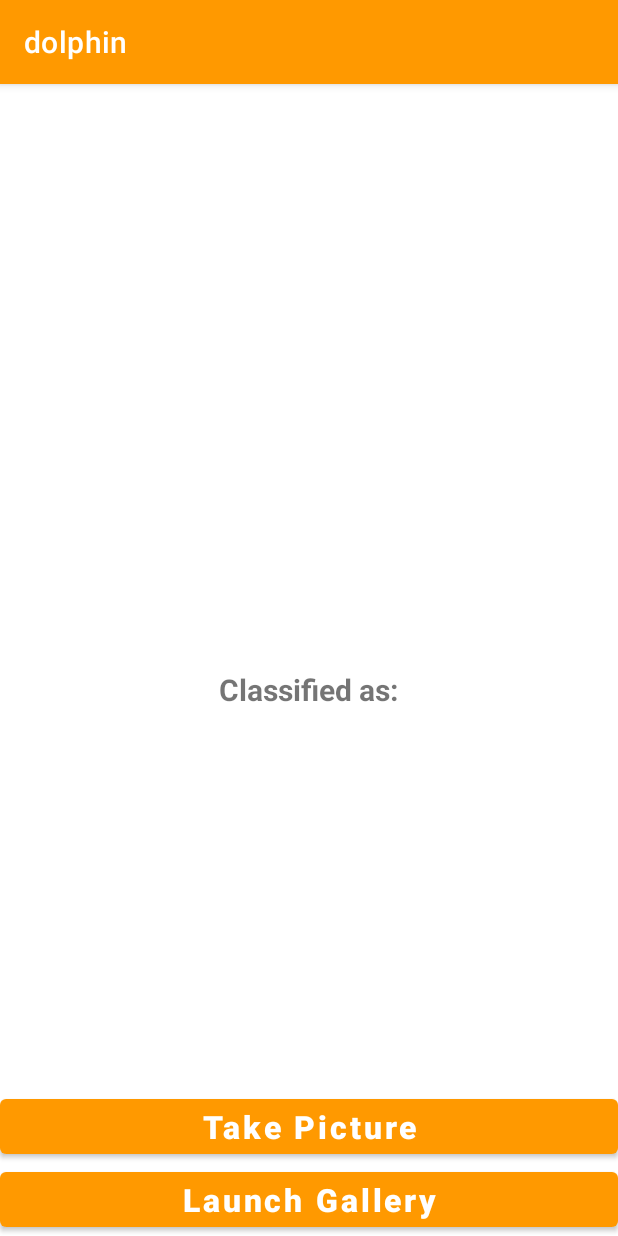
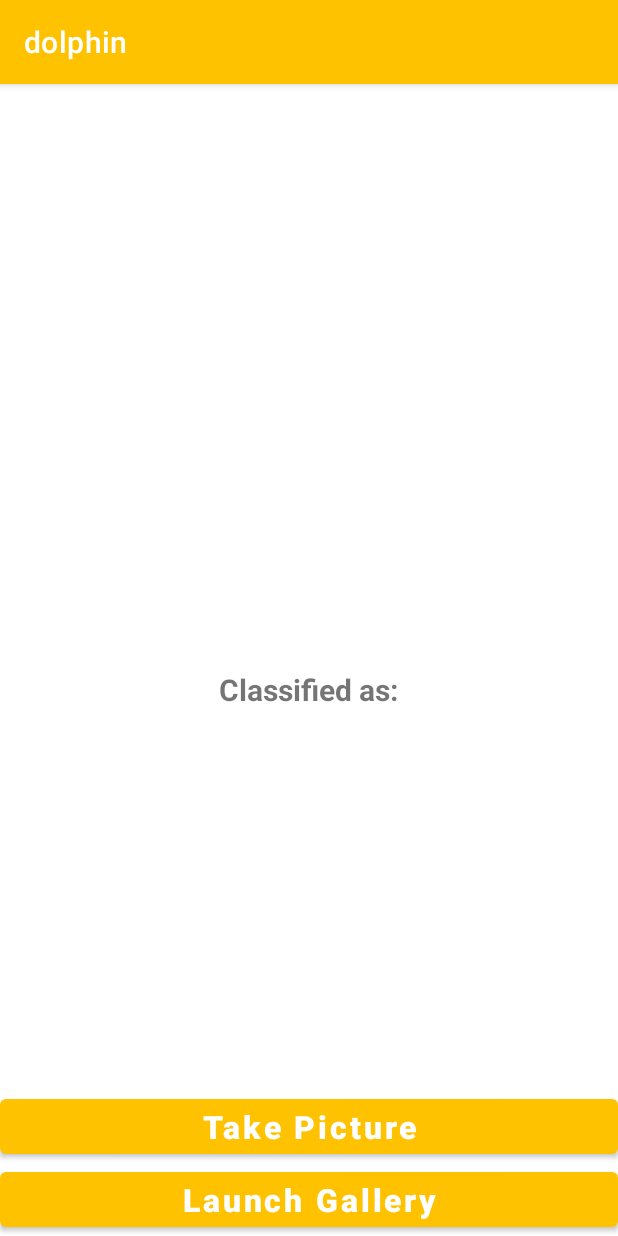
Before and after one commit to WhatIfBlueberry/keras_project, an Android app: the screen it shows after launch (MainActivity), on a phone screen of 412 x 824 dp. Run offline under Robolectric (Android 15) with nearby library versions, the phone set to English and light mode, and no system bars; libraries missing offline, so code that uses them is left out: org.tensorflow.lite.

Commit message:
ffc200 color

```diff
--- a/dolphin/app/src/main/res/values-night/themes.xml
+++ b/dolphin/app/src/main/res/values-night/themes.xml
@@ -2,8 +2,8 @@
     <!-- Base application theme. -->
     <style name="Theme.dolphin" parent="Theme.MaterialComponents.DayNight.DarkActionBar">
         <!-- Primary brand color. -->
-        <item name="colorPrimary">@color/purple_200</item>
-        <item name="colorPrimaryVariant">@color/purple_700</item>
+        <item name="colorPrimary">@color/perfect_yellow</item>
+        <item name="colorPrimaryVariant">@color/perfect_yellow_darker</item>
         <item name="colorOnPrimary">@color/black</item>
         <!-- Secondary brand color. -->
         <item name="colorSecondary">@color/teal_200</item>
--- a/dolphin/app/src/main/res/values/colors.xml
+++ b/dolphin/app/src/main/res/values/colors.xml
@@ -1,8 +1,7 @@
 <?xml version="1.0" encoding="utf-8"?>
 <resources>
-    <color name="purple_200">#FFBB86FC</color>
-    <color name="purple_500">#FF9900</color>
-    <color name="purple_700">#E88000</color>
+    <color name="perfect_yellow">#FFC200</color>
+    <color name="perfect_yellow_darker">#E6AF00</color>
     <color name="teal_200">#FF03DAC5</color>
     <color name="teal_700">#FF018786</color>
     <color name="black">#FF000000</color>
--- a/dolphin/app/src/main/res/values/themes.xml
+++ b/dolphin/app/src/main/res/values/themes.xml
@@ -2,13 +2,9 @@
     <!-- Base application theme. -->
     <style name="Theme.dolphin" parent="Theme.MaterialComponents.DayNight.DarkActionBar">
         <!-- Primary brand color. -->
-        <item name="colorPrimary">@color/purple_500</item>
-        <item name="colorPrimaryVariant">@color/purple_700</item>
+        <item name="colorPrimary">@color/perfect_yellow</item>
+        <item name="colorPrimaryVariant">@color/perfect_yellow_darker</item>
         <item name="colorOnPrimary">@color/white</item>
-        <!-- Secondary brand color. -->
-        <item name="colorSecondary">@color/teal_200</item>
-        <item name="colorSecondaryVariant">@color/teal_700</item>
-        <item name="colorOnSecondary">@color/black</item>
         <!-- Status bar color. -->
         <item name="android:statusBarColor" tools:targetApi="l">?attr/colorPrimaryVariant</item>
         <!-- Customize your theme here. -->
```
